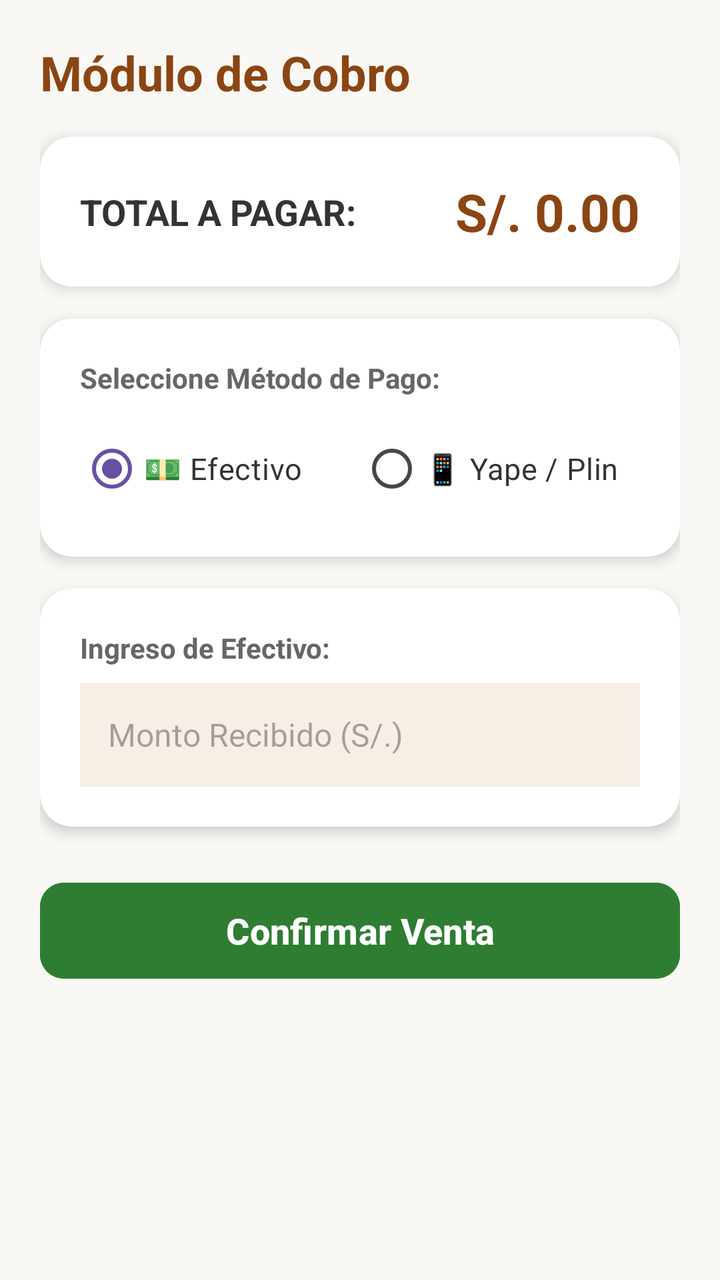
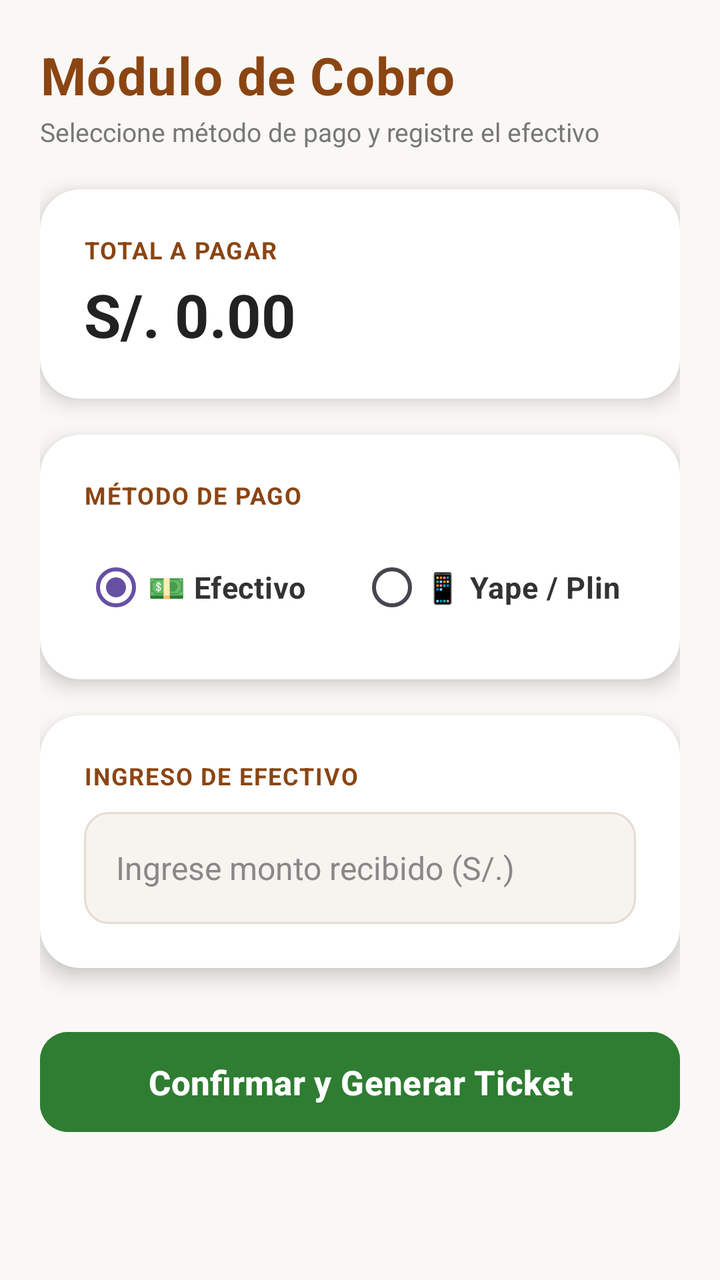

An Android layout rendered at two revisions. The XML below is the earlier revision; the diff shows what the commit changed to produce the second picture.
<!-- AndroidManifest.xml: application theme Theme.Ricopan_ventas -->
<!-- res/layout/activity_cobro.xml -->
<?xml version="1.0" encoding="utf-8"?>
<ScrollView xmlns:android="http://schemas.android.com/apk/res/android"
    xmlns:app="http://schemas.android.com/apk/res-auto"
    android:layout_width="match_parent"
    android:layout_height="match_parent"
    android:fillViewport="true"
    android:background="#FAF8F5">

    <LinearLayout
        android:layout_width="match_parent"
        android:layout_height="wrap_content"
        android:orientation="vertical"
        android:padding="20dp">

        <TextView
            android:layout_width="wrap_content"
            android:layout_height="wrap_content"
            android:text="Módulo de Cobro"
            android:textSize="24sp"
            android:textStyle="bold"
            android:textColor="#8B4513"
            android:layout_marginBottom="16dp"/>

        
        <androidx.cardview.widget.CardView
            android:layout_width="match_parent"
            android:layout_height="wrap_content"
            app:cardCornerRadius="16dp"
            app:cardElevation="4dp"
            app:cardBackgroundColor="@android:color/white"
            android:layout_marginBottom="16dp">

            <LinearLayout
                android:layout_width="match_parent"
                android:layout_height="wrap_content"
                android:padding="20dp"
                android:orientation="horizontal"
                android:gravity="center_vertical">

                <TextView
                    android:layout_width="0dp"
                    android:layout_height="wrap_content"
                    android:layout_weight="1"
                    android:text="TOTAL A PAGAR:"
                    android:textColor="#333333"
                    android:textStyle="bold"
                    android:textSize="18sp"/>

                <TextView
                    android:id="@+id/tvTotalCobro"
                    android:layout_width="wrap_content"
                    android:layout_height="wrap_content"
                    android:text="S/. 0.00"
                    android:textColor="#8B4513"
                    android:textSize="26sp"
                    android:textStyle="bold"/>
            </LinearLayout>
        </androidx.cardview.widget.CardView>

        
        <androidx.cardview.widget.CardView
            android:layout_width="match_parent"
            android:layout_height="wrap_content"
            app:cardCornerRadius="16dp"
            app:cardElevation="4dp"
            app:cardBackgroundColor="@android:color/white"
            android:layout_marginBottom="16dp">

            <LinearLayout
                android:layout_width="match_parent"
                android:layout_height="wrap_content"
                android:padding="20dp"
                android:orientation="vertical">

                <TextView
                    android:layout_width="wrap_content"
                    android:layout_height="wrap_content"
                    android:text="Seleccione Método de Pago:"
                    android:textColor="#666666"
                    android:textStyle="bold"
                    android:textSize="14sp"
                    android:layout_marginBottom="12dp"/>

                <RadioGroup
                    android:id="@+id/rgMetodoPago"
                    android:layout_width="match_parent"
                    android:layout_height="wrap_content"
                    android:orientation="horizontal">

                    <RadioButton
                        android:id="@+id/rbEfectivo"
                        android:layout_width="0dp"
                        android:layout_height="wrap_content"
                        android:layout_weight="1"
                        android:text="💵 Efectivo"
                        android:textSize="15sp"
                        android:textColor="#333333"
                        android:checked="true"/>

                    <RadioButton
                        android:id="@+id/rbYape"
                        android:layout_width="0dp"
                        android:layout_height="wrap_content"
                        android:layout_weight="1"
                        android:textSize="15sp"
                        android:textColor="#333333"
                        android:text="📱 Yape / Plin"/>
                </RadioGroup>
            </LinearLayout>
        </androidx.cardview.widget.CardView>

        
        <androidx.cardview.widget.CardView
            android:id="@+id/llProcesamientoEfectivo"
            android:layout_width="match_parent"
            android:layout_height="wrap_content"
            app:cardCornerRadius="16dp"
            app:cardElevation="4dp"
            app:cardBackgroundColor="@android:color/white"
            android:layout_marginBottom="24dp">

            <LinearLayout
                android:layout_width="match_parent"
                android:layout_height="wrap_content"
                android:padding="20dp"
                android:orientation="vertical">

                <TextView
                    android:layout_width="wrap_content"
                    android:layout_height="wrap_content"
                    android:text="Ingreso de Efectivo:"
                    android:textColor="#666666"
                    android:textStyle="bold"
                    android:textSize="14sp"
                    android:layout_marginBottom="8dp"/>

                <EditText
                    android:id="@+id/etMontoRecibido"
                    android:layout_width="match_parent"
                    android:layout_height="52dp"
                    android:hint="Monto Recibido (S/.)"
                    android:inputType="numberDecimal"
                    android:background="#F5EFE6"
                    android:paddingHorizontal="14dp"
                    android:textSize="16sp"/>
            </LinearLayout>
        </androidx.cardview.widget.CardView>

        
        <Button
            android:id="@+id/btnConfirmarVenta"
            android:layout_width="match_parent"
            android:layout_height="56dp"
            android:text="Confirmar Venta"
            android:backgroundTint="#2E7D32"
            android:textColor="@android:color/white"
            android:textStyle="bold"
            android:textSize="18sp"
            app:cornerRadius="12dp"/>

    </LinearLayout>
</ScrollView>
<!-- resources referenced by this layout -->
<resources>
  <style name="Theme.Ricopan_ventas" parent="Base.Theme.Ricopan_ventas" />
  <style name="Base.Theme.Ricopan_ventas" parent="Theme.Material3.DayNight.NoActionBar">
          
          
      </style>
</resources>

<!-- the commit's change to res/layout/activity_cobro.xml (unified diff, before → after) -->
@@ -12,48 +12,73 @@
         android:orientation="vertical"
         android:padding="20dp">
 
-        <TextView
-            android:layout_width="wrap_content"
+        
+        <LinearLayout
+            android:layout_width="match_parent"
             android:layout_height="wrap_content"
-            android:text="Módulo de Cobro"
-            android:textSize="24sp"
-            android:textStyle="bold"
-            android:textColor="#8B4513"
-            android:layout_marginBottom="16dp"/>
+            android:orientation="vertical"
+            android:layout_marginBottom="20dp">
+
+            <TextView
+                android:layout_width="wrap_content"
+                android:layout_height="wrap_content"
+                android:text="Módulo de Cobro"
+                android:textSize="26sp"
+                android:textStyle="bold"
+                android:textColor="#8B4513"
+                android:letterSpacing="0.02"/>
+
+            <TextView
+                android:layout_width="wrap_content"
+                android:layout_height="wrap_content"
+                android:text="Seleccione método de pago y registre el efectivo"
+                android:textSize="13sp"
+                android:textColor="#777777"
+                android:layout_marginTop="2dp"/>
+        </LinearLayout>
 
         
         <androidx.cardview.widget.CardView
             android:layout_width="match_parent"
             android:layout_height="wrap_content"
-            app:cardCornerRadius="16dp"
-            app:cardElevation="4dp"
+            app:cardCornerRadius="20dp"
+            app:cardElevation="6dp"
             app:cardBackgroundColor="@android:color/white"
-            android:layout_marginBottom="16dp">
+            android:layout_marginBottom="18dp">
 
             <LinearLayout
                 android:layout_width="match_parent"
                 android:layout_height="wrap_content"
-                android:padding="20dp"
+                android:padding="22dp"
                 android:orientation="horizontal"
                 android:gravity="center_vertical">
 
-                <TextView
+                <LinearLayout
                     android:layout_width="0dp"
                     android:layout_height="wrap_content"
                     android:layout_weight="1"
-                    android:text="TOTAL A PAGAR:"
-                    android:textColor="#333333"
-                    android:textStyle="bold"
-                    android:textSize="18sp"/>
+                    android:orientation="vertical">
 
-                <TextView
-                    android:id="@+id/tvTotalCobro"
-                    android:layout_width="wrap_content"
-                    android:layout_height="wrap_content"
-                    android:text="S/. 0.00"
-                    android:textColor="#8B4513"
-                    android:textSize="26sp"
-                    android:textStyle="bold"/>
+                    <TextView
+                        android:layout_width="wrap_content"
+                        android:layout_height="wrap_content"
+                        android:text="TOTAL A PAGAR"
+                        android:textColor="#8B4513"
+                        android:textSize="12sp"
+                        android:textStyle="bold"
+                        android:letterSpacing="0.05"/>
+
+                    <TextView
+                        android:id="@+id/tvTotalCobro"
+                        android:layout_width="wrap_content"
+                        android:layout_height="wrap_content"
+                        android:text="S/. 0.00"
+                        android:textColor="#222222"
+                        android:textSize="30sp"
+                        android:textStyle="bold"
+                        android:layout_marginTop="4dp"/>
+                </LinearLayout>
+
             </LinearLayout>
         </androidx.cardview.widget.CardView>
 
@@ -61,25 +86,26 @@
         <androidx.cardview.widget.CardView
             android:layout_width="match_parent"
             android:layout_height="wrap_content"
-            app:cardCornerRadius="16dp"
-            app:cardElevation="4dp"
+            app:cardCornerRadius="20dp"
+            app:cardElevation="6dp"
             app:cardBackgroundColor="@android:color/white"
-            android:layout_marginBottom="16dp">
+            android:layout_marginBottom="18dp">
 
             <LinearLayout
                 android:layout_width="match_parent"
                 android:layout_height="wrap_content"
-                android:padding="20dp"
+                android:padding="22dp"
                 android:orientation="vertical">
 
                 <TextView
                     android:layout_width="wrap_content"
                     android:layout_height="wrap_content"
-                    android:text="Seleccione Método de Pago:"
-                    android:textColor="#666666"
+                    android:text="MÉTODO DE PAGO"
+                    android:textColor="#8B4513"
                     android:textStyle="bold"
-                    android:textSize="14sp"
-                    android:layout_marginBottom="12dp"/>
+                    android:textSize="12sp"
+                    android:letterSpacing="0.05"
+                    android:layout_marginBottom="14dp"/>
 
                 <RadioGroup
                     android:id="@+id/rgMetodoPago"
@@ -95,6 +121,7 @@
                         android:text="💵 Efectivo"
                         android:textSize="15sp"
                         android:textColor="#333333"
+                        android:textStyle="bold"
                         android:checked="true"/>
 
                     <RadioButton
@@ -104,6 +131,7 @@
                         android:layout_weight="1"
                         android:textSize="15sp"
                         android:textColor="#333333"
+                        android:textStyle="bold"
                         android:text="📱 Yape / Plin"/>
                 </RadioGroup>
             </LinearLayout>
@@ -114,34 +142,37 @@
             android:id="@+id/llProcesamientoEfectivo"
             android:layout_width="match_parent"
             android:layout_height="wrap_content"
-            app:cardCornerRadius="16dp"
-            app:cardElevation="4dp"
+            app:cardCornerRadius="20dp"
+            app:cardElevation="6dp"
             app:cardBackgroundColor="@android:color/white"
-            android:layout_marginBottom="24dp">
+            android:layout_marginBottom="28dp">
 
             <LinearLayout
                 android:layout_width="match_parent"
                 android:layout_height="wrap_content"
-                android:padding="20dp"
+                android:padding="22dp"
                 android:orientation="vertical">
 
                 <TextView
                     android:layout_width="wrap_content"
                     android:layout_height="wrap_content"
-                    android:text="Ingreso de Efectivo:"
-                    android:textColor="#666666"
+                    android:text="INGRESO DE EFECTIVO"
+                    android:textColor="#8B4513"
                     android:textStyle="bold"
-                    android:textSize="14sp"
-                    android:layout_marginBottom="8dp"/>
+                    android:textSize="12sp"
+                    android:letterSpacing="0.05"
+                    android:layout_marginBottom="10dp"/>
 
                 <EditText
                     android:id="@+id/etMontoRecibido"
                     android:layout_width="match_parent"
-                    android:layout_height="52dp"
-                    android:hint="Monto Recibido (S/.)"
+                    android:layout_height="56dp"
+                    android:hint="Ingrese monto recibido (S/.)"
+                    android:textColor="#222222"
+                    android:textColorHint="#888888"
                     android:inputType="numberDecimal"
-                    android:background="#F5EFE6"
-                    android:paddingHorizontal="14dp"
+                    android:background="@drawable/bg_input_field"
+                    android:paddingHorizontal="16dp"
                     android:textSize="16sp"/>
             </LinearLayout>
         </androidx.cardview.widget.CardView>
@@ -150,13 +181,14 @@
         <Button
             android:id="@+id/btnConfirmarVenta"
             android:layout_width="match_parent"
-            android:layout_height="56dp"
-            android:text="Confirmar Venta"
+            android:layout_height="58dp"
+            android:text="Confirmar y Generar Ticket"
             android:backgroundTint="#2E7D32"
             android:textColor="@android:color/white"
             android:textStyle="bold"
-            android:textSize="18sp"
-            app:cornerRadius="12dp"/>
+            android:textSize="17sp"
+            app:cornerRadius="14dp"
+            android:elevation="6dp"/>
 
     </LinearLayout>
 </ScrollView>
<!-- resource entries referenced after the edit -->
@@ -1,5 +1,15 @@
 <!-- resources referenced by this layout -->
 <resources>
+  <!-- drawable bg_input_field (drawable) -->
+  <?xml version="1.0" encoding="utf-8"?>
+  <shape xmlns:android="http://schemas.android.com/apk/res/android"
+      android:shape="rectangle">
+      <solid android:color="#F7F3EE" />
+      <corners android:radius="12dp" />
+      <stroke
+          android:width="1dp"
+          android:color="#E6DCCF" />
+  </shape>
   <style name="Theme.Ricopan_ventas" parent="Base.Theme.Ricopan_ventas" />
   <style name="Base.Theme.Ricopan_ventas" parent="Theme.Material3.DayNight.NoActionBar">
           
